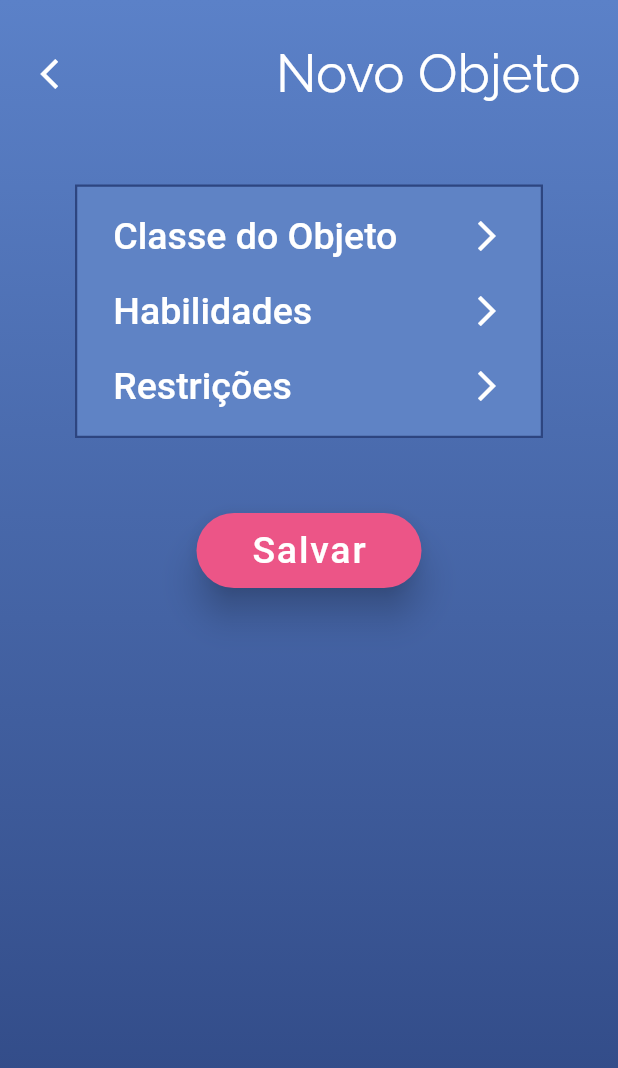
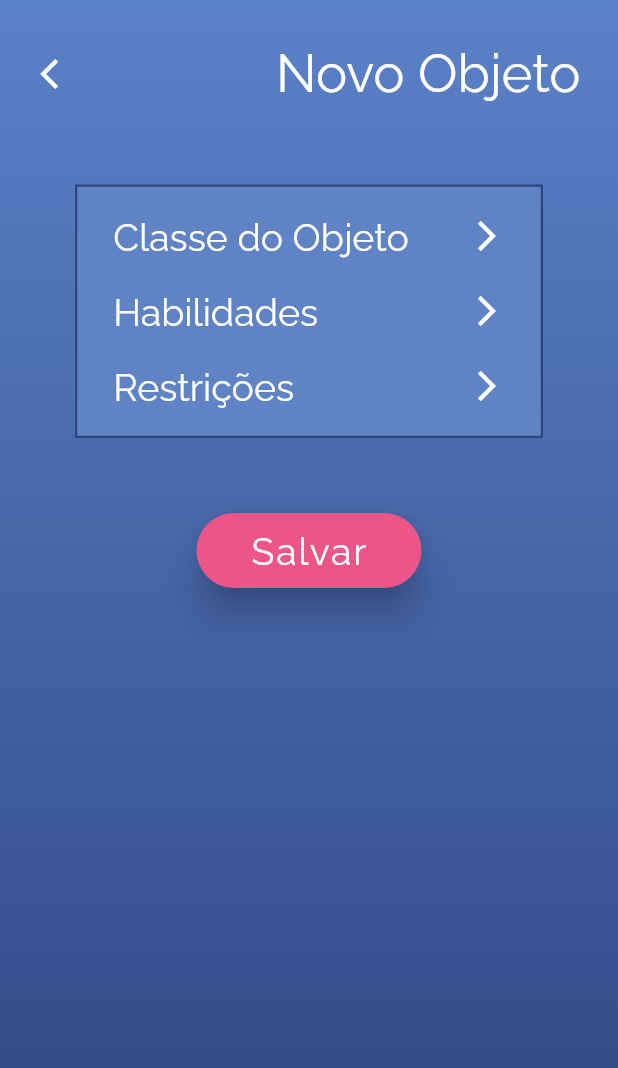
Before and after one commit to LUPSSIoT/VISO_APP, a Flutter app: the screen it shows after launch, after a tap on "Rastrear Objeto", on a phone screen of 412 x 824 dp. Shown: the top 1068 px of the screen. Run offline on Flutter 3.47's test engine with Material 2 defaults, Android fonts, the phone set to English and light mode, and no system bars.

Commit message:
Update tela_novo_objeto.dart

```diff
--- a/lib/tela_novo_objeto.dart
+++ b/lib/tela_novo_objeto.dart
@@ -41,7 +41,7 @@ class TelaNovoObjeto extends StatelessWidget {
                   mainAxisAlignment: MainAxisAlignment.spaceBetween,
                   children: const [
                     Text('Classe do Objeto',
-                        style: TextStyle(color: Colors.white, fontSize: 25)),
+                        style: TextStyle(fontFamily: 'Raleway', color: Colors.white, fontSize: 25)),
                     Icon(Icons.arrow_forward_ios, color: Colors.white),
                   ],
                 ),
@@ -60,7 +60,7 @@ class TelaNovoObjeto extends StatelessWidget {
                   mainAxisAlignment: MainAxisAlignment.spaceBetween,
                   children: const [
                     Text('Habilidades',
-                        style: TextStyle(color: Colors.white, fontSize: 25)),
+                        style: TextStyle(fontFamily: 'Raleway', color: Colors.white, fontSize: 25)),
                     Icon(Icons.arrow_forward_ios, color: Colors.white),
                   ],
                 ),
@@ -79,7 +79,7 @@ class TelaNovoObjeto extends StatelessWidget {
                   mainAxisAlignment: MainAxisAlignment.spaceBetween,
                   children: const [
                     Text('Restrições',
-                        style: TextStyle(color: Colors.white, fontSize: 25)),
+                        style: TextStyle(fontFamily: 'Raleway', color: Colors.white, fontSize: 25)),
                     Icon(Icons.arrow_forward_ios, color: Colors.white),
                   ],
                 ),
@@ -92,7 +92,7 @@ class TelaNovoObjeto extends StatelessWidget {
           width: 150,
           child: FloatingActionButton.extended(
             onPressed: () {},
-            label: const Text('Salvar', style: TextStyle(fontSize: 25)),
+            label: const Text('Salvar', style: TextStyle(fontFamily: 'Raleway', fontSize: 25)),
             backgroundColor: const Color.fromARGB(255, 236, 85, 135),
             elevation: 10.0,
           ),
```
